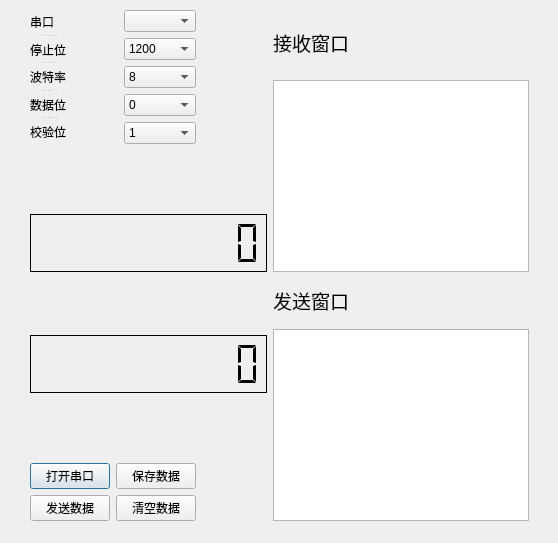
KongQingXin12/JCY, file portdialog.ui: the form before one commit.
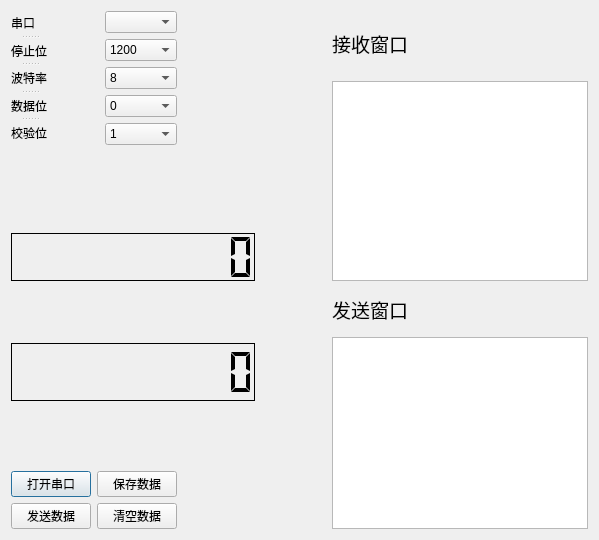
The form after the commit.

```diff
--- a/portdialog.ui
+++ b/portdialog.ui
@@ -6,8 +6,8 @@
    <rect>
     <x>0</x>
     <y>0</y>
-    <width>558</width>
-    <height>543</height>
+    <width>599</width>
+    <height>540</height>
    </rect>
   </property>
   <property name="focusPolicy">
@@ -19,16 +19,445 @@
   <property name="windowTitle">
    <string>串口调试</string>
   </property>
-  <widget class="QWidget" name="layoutWidget">
-   <property name="geometry">
-    <rect>
-     <x>30</x>
-     <y>10</y>
-     <width>499</width>
-     <height>511</height>
-    </rect>
-   </property>
+  <layout class="QGridLayout" name="gridLayout_2">
+   <item row="0" column="0">
    <layout class="QGridLayout" name="gridLayout">
+     <item row="0" column="4">
+      <widget class="QLabel" name="label_5">
+       <property name="font">
+        <font>
+         <family>Arial</family>
+         <pointsize>14</pointsize>
+        </font>
+       </property>
+       <property name="text">
+        <string>接收窗口</string>
+       </property>
+      </widget>
+     </item>
+     <item row="0" column="2" rowspan="2">
+      <spacer name="horizontalSpacer">
+       <property name="orientation">
+        <enum>Qt::Horizontal</enum>
+       </property>
+       <property name="sizeHint" stdset="0">
+        <size>
+         <width>40</width>
+         <height>20</height>
+        </size>
+       </property>
+      </spacer>
+     </item>
+     <item row="1" column="4" rowspan="4">
+      <widget class="QTextEdit" name="Receive_Window">
+       <property name="font">
+        <font>
+         <family>Arial</family>
+         <pointsize>14</pointsize>
+        </font>
+       </property>
+      </widget>
+     </item>
+     <item row="4" column="0" colspan="3">
+      <widget class="QLCDNumber" name="dis_ang_sdj">
+       <property name="sizePolicy">
+        <sizepolicy hsizetype="Minimum" vsizetype="MinimumExpanding">
+         <horstretch>0</horstretch>
+         <verstretch>1</verstretch>
+        </sizepolicy>
+       </property>
+       <property name="palette">
+        <palette>
+         <active>
+          <colorrole role="WindowText">
+           <brush brushstyle="SolidPattern">
+            <color alpha="255">
+             <red>0</red>
+             <green>0</green>
+             <blue>0</blue>
+            </color>
+           </brush>
+          </colorrole>
+          <colorrole role="Dark">
+           <brush brushstyle="SolidPattern">
+            <color alpha="255">
+             <red>255</red>
+             <green>255</green>
+             <blue>255</blue>
+            </color>
+           </brush>
+          </colorrole>
+          <colorrole role="Text">
+           <brush brushstyle="SolidPattern">
+            <color alpha="255">
+             <red>0</red>
+             <green>0</green>
+             <blue>0</blue>
+            </color>
+           </brush>
+          </colorrole>
+          <colorrole role="ButtonText">
+           <brush brushstyle="SolidPattern">
+            <color alpha="255">
+             <red>0</red>
+             <green>0</green>
+             <blue>0</blue>
+            </color>
+           </brush>
+          </colorrole>
+         </active>
+         <inactive>
+          <colorrole role="WindowText">
+           <brush brushstyle="SolidPattern">
+            <color alpha="255">
+             <red>0</red>
+             <green>0</green>
+             <blue>0</blue>
+            </color>
+           </brush>
+          </colorrole>
+          <colorrole role="Dark">
+           <brush brushstyle="SolidPattern">
+            <color alpha="255">
+             <red>255</red>
+             <green>255</green>
+             <blue>255</blue>
+            </color>
+           </brush>
+          </colorrole>
+          <colorrole role="Text">
+           <brush brushstyle="SolidPattern">
+            <color alpha="255">
+             <red>0</red>
+             <green>0</green>
+             <blue>0</blue>
+            </color>
+           </brush>
+          </colorrole>
+          <colorrole role="ButtonText">
+           <brush brushstyle="SolidPattern">
+            <color alpha="255">
+             <red>0</red>
+             <green>0</green>
+             <blue>0</blue>
+            </color>
+           </brush>
+          </colorrole>
+         </inactive>
+         <disabled>
+          <colorrole role="WindowText">
+           <brush brushstyle="SolidPattern">
+            <color alpha="255">
+             <red>255</red>
+             <green>255</green>
+             <blue>255</blue>
+            </color>
+           </brush>
+          </colorrole>
+          <colorrole role="Dark">
+           <brush brushstyle="SolidPattern">
+            <color alpha="255">
+             <red>255</red>
+             <green>255</green>
+             <blue>255</blue>
+            </color>
+           </brush>
+          </colorrole>
+          <colorrole role="Text">
+           <brush brushstyle="SolidPattern">
+            <color alpha="255">
+             <red>255</red>
+             <green>255</green>
+             <blue>255</blue>
+            </color>
+           </brush>
+          </colorrole>
+          <colorrole role="ButtonText">
+           <brush brushstyle="SolidPattern">
+            <color alpha="255">
+             <red>255</red>
+             <green>255</green>
+             <blue>255</blue>
+            </color>
+           </brush>
+          </colorrole>
+         </disabled>
+        </palette>
+       </property>
+       <property name="font">
+        <font>
+         <family>Arial</family>
+         <pointsize>14</pointsize>
+        </font>
+       </property>
+       <property name="frameShadow">
+        <enum>QFrame::Plain</enum>
+       </property>
+       <property name="digitCount">
+        <number>10</number>
+       </property>
+       <property name="segmentStyle">
+        <enum>QLCDNumber::Flat</enum>
+       </property>
+      </widget>
+     </item>
+     <item row="5" column="1" rowspan="2">
+      <spacer name="verticalSpacer_3">
+       <property name="orientation">
+        <enum>Qt::Vertical</enum>
+       </property>
+       <property name="sizeType">
+        <enum>QSizePolicy::MinimumExpanding</enum>
+       </property>
+       <property name="sizeHint" stdset="0">
+        <size>
+         <width>20</width>
+         <height>50</height>
+        </size>
+       </property>
+      </spacer>
+     </item>
+     <item row="5" column="4">
+      <widget class="QLabel" name="label_6">
+       <property name="sizePolicy">
+        <sizepolicy hsizetype="Preferred" vsizetype="Expanding">
+         <horstretch>0</horstretch>
+         <verstretch>0</verstretch>
+        </sizepolicy>
+       </property>
+       <property name="font">
+        <font>
+         <family>Arial</family>
+         <pointsize>14</pointsize>
+        </font>
+       </property>
+       <property name="text">
+        <string>发送窗口</string>
+       </property>
+      </widget>
+     </item>
+     <item row="6" column="4" rowspan="5">
+      <widget class="QTextEdit" name="Send_Window">
+       <property name="font">
+        <font>
+         <family>Arial</family>
+         <pointsize>14</pointsize>
+        </font>
+       </property>
+      </widget>
+     </item>
+     <item row="8" column="0">
+      <spacer name="verticalSpacer_2">
+       <property name="orientation">
+        <enum>Qt::Vertical</enum>
+       </property>
+       <property name="sizeType">
+        <enum>QSizePolicy::MinimumExpanding</enum>
+       </property>
+       <property name="sizeHint" stdset="0">
+        <size>
+         <width>20</width>
+         <height>50</height>
+        </size>
+       </property>
+      </spacer>
+     </item>
+     <item row="8" column="2">
+      <spacer name="horizontalSpacer_2">
+       <property name="orientation">
+        <enum>Qt::Horizontal</enum>
+       </property>
+       <property name="sizeHint" stdset="0">
+        <size>
+         <width>40</width>
+         <height>20</height>
+        </size>
+       </property>
+      </spacer>
+     </item>
+     <item row="9" column="0">
+      <widget class="QPushButton" name="open_serial">
+       <property name="text">
+        <string>打开串口</string>
+       </property>
+      </widget>
+     </item>
+     <item row="10" column="0">
+      <widget class="QPushButton" name="SendDataButton">
+       <property name="text">
+        <string>发送数据</string>
+       </property>
+      </widget>
+     </item>
+     <item row="9" column="1">
+      <widget class="QPushButton" name="save_receive_data">
+       <property name="text">
+        <string>保存数据</string>
+       </property>
+      </widget>
+     </item>
+     <item row="10" column="1">
+      <widget class="QPushButton" name="ClearDataButton">
+       <property name="text">
+        <string>清空数据</string>
+       </property>
+      </widget>
+     </item>
+     <item row="7" column="0" colspan="3">
+      <widget class="QLCDNumber" name="dis_num_sdj">
+       <property name="sizePolicy">
+        <sizepolicy hsizetype="Minimum" vsizetype="Expanding">
+         <horstretch>0</horstretch>
+         <verstretch>0</verstretch>
+        </sizepolicy>
+       </property>
+       <property name="palette">
+        <palette>
+         <active>
+          <colorrole role="WindowText">
+           <brush brushstyle="SolidPattern">
+            <color alpha="255">
+             <red>0</red>
+             <green>0</green>
+             <blue>0</blue>
+            </color>
+           </brush>
+          </colorrole>
+          <colorrole role="Dark">
+           <brush brushstyle="SolidPattern">
+            <color alpha="255">
+             <red>255</red>
+             <green>255</green>
+             <blue>255</blue>
+            </color>
+           </brush>
+          </colorrole>
+          <colorrole role="Text">
+           <brush brushstyle="SolidPattern">
+            <color alpha="255">
+             <red>0</red>
+             <green>0</green>
+             <blue>0</blue>
+            </color>
+           </brush>
+          </colorrole>
+          <colorrole role="ButtonText">
+           <brush brushstyle="SolidPattern">
+            <color alpha="255">
+             <red>0</red>
+             <green>0</green>
+             <blue>0</blue>
+            </color>
+           </brush>
+          </colorrole>
+         </active>
+         <inactive>
+          <colorrole role="WindowText">
+           <brush brushstyle="SolidPattern">
+            <color alpha="255">
+             <red>0</red>
+             <green>0</green>
+             <blue>0</blue>
+            </color>
+           </brush>
+          </colorrole>
+          <colorrole role="Dark">
+           <brush brushstyle="SolidPattern">
+            <color alpha="255">
+             <red>255</red>
+             <green>255</green>
+             <blue>255</blue>
+            </color>
+           </brush>
+          </colorrole>
+          <colorrole role="Text">
+           <brush brushstyle="SolidPattern">
+            <color alpha="255">
+             <red>0</red>
+             <green>0</green>
+             <blue>0</blue>
+            </color>
+           </brush>
+          </colorrole>
+          <colorrole role="ButtonText">
+           <brush brushstyle="SolidPattern">
+            <color alpha="255">
+             <red>0</red>
+             <green>0</green>
+             <blue>0</blue>
+            </color>
+           </brush>
+          </colorrole>
+         </inactive>
+         <disabled>
+          <colorrole role="WindowText">
+           <brush brushstyle="SolidPattern">
+            <color alpha="255">
+             <red>255</red>
+             <green>255</green>
+             <blue>255</blue>
+            </color>
+           </brush>
+          </colorrole>
+          <colorrole role="Dark">
+           <brush brushstyle="SolidPattern">
+            <color alpha="255">
+             <red>255</red>
+             <green>255</green>
+             <blue>255</blue>
+            </color>
+           </brush>
+          </colorrole>
+          <colorrole role="Text">
+           <brush brushstyle="SolidPattern">
+            <color alpha="255">
+             <red>255</red>
+             <green>255</green>
+             <blue>255</blue>
+            </color>
+           </brush>
+          </colorrole>
+          <colorrole role="ButtonText">
+           <brush brushstyle="SolidPattern">
+            <color alpha="255">
+             <red>255</red>
+             <green>255</green>
+             <blue>255</blue>
+            </color>
+           </brush>
+          </colorrole>
+         </disabled>
+        </palette>
+       </property>
+       <property name="font">
+        <font>
+         <family>Arial</family>
+         <pointsize>14</pointsize>
+        </font>
+       </property>
+       <property name="focusPolicy">
+        <enum>Qt::NoFocus</enum>
+       </property>
+       <property name="autoFillBackground">
+        <bool>true</bool>
+       </property>
+       <property name="frameShadow">
+        <enum>QFrame::Plain</enum>
+       </property>
+       <property name="smallDecimalPoint">
+        <bool>false</bool>
+       </property>
+       <property name="digitCount">
+        <number>10</number>
+       </property>
+       <property name="segmentStyle">
+        <enum>QLCDNumber::Flat</enum>
+       </property>
+       <property name="value" stdset="0">
+        <double>0.000000000000000</double>
+       </property>
+      </widget>
+     </item>
     <item row="0" column="0" rowspan="2" colspan="2">
      <layout class="QHBoxLayout" name="horizontalLayout">
       <item>
@@ -158,451 +587,41 @@
       </item>
      </layout>
     </item>
-    <item row="0" column="2" rowspan="2">
-     <spacer name="horizontalSpacer">
-      <property name="orientation">
-       <enum>Qt::Horizontal</enum>
-      </property>
-      <property name="sizeHint" stdset="0">
-       <size>
-        <width>40</width>
-        <height>20</height>
-       </size>
-      </property>
-     </spacer>
-    </item>
-    <item row="0" column="3">
-     <widget class="QLabel" name="label_5">
-      <property name="font">
-       <font>
-        <family>Arial</family>
-        <pointsize>14</pointsize>
-       </font>
-      </property>
-      <property name="text">
-       <string>接收窗口</string>
-      </property>
-     </widget>
-    </item>
-    <item row="1" column="3" rowspan="3">
-     <widget class="QTextEdit" name="Receive_Window">
-      <property name="font">
-       <font>
-        <family>Arial</family>
-        <pointsize>14</pointsize>
-       </font>
-      </property>
-     </widget>
-    </item>
-    <item row="2" column="0">
-     <spacer name="verticalSpacer">
-      <property name="orientation">
-       <enum>Qt::Vertical</enum>
-      </property>
-      <property name="sizeHint" stdset="0">
-       <size>
-        <width>20</width>
-        <height>30</height>
-       </size>
-      </property>
-     </spacer>
-    </item>
-    <item row="3" column="0" colspan="3">
-     <widget class="QLCDNumber" name="dis_ang_sdj">
-      <property name="sizePolicy">
-       <sizepolicy hsizetype="Minimum" vsizetype="Expanding">
-        <horstretch>0</horstretch>
-        <verstretch>0</verstretch>
-       </sizepolicy>
-      </property>
-      <property name="palette">
-       <palette>
-        <active>
-         <colorrole role="WindowText">
-          <brush brushstyle="SolidPattern">
-           <color alpha="255">
-            <red>0</red>
-            <green>0</green>
-            <blue>0</blue>
-           </color>
-          </brush>
-         </colorrole>
-         <colorrole role="Dark">
-          <brush brushstyle="SolidPattern">
-           <color alpha="255">
-            <red>255</red>
-            <green>255</green>
-            <blue>255</blue>
-           </color>
-          </brush>
-         </colorrole>
-         <colorrole role="Text">
-          <brush brushstyle="SolidPattern">
-           <color alpha="255">
-            <red>0</red>
-            <green>0</green>
-            <blue>0</blue>
-           </color>
-          </brush>
-         </colorrole>
-         <colorrole role="ButtonText">
-          <brush brushstyle="SolidPattern">
-           <color alpha="255">
-            <red>0</red>
-            <green>0</green>
-            <blue>0</blue>
-           </color>
-          </brush>
-         </colorrole>
-        </active>
-        <inactive>
-         <colorrole role="WindowText">
-          <brush brushstyle="SolidPattern">
-           <color alpha="255">
-            <red>0</red>
-            <green>0</green>
-            <blue>0</blue>
-           </color>
-          </brush>
-         </colorrole>
-         <colorrole role="Dark">
-          <brush brushstyle="SolidPattern">
-           <color alpha="255">
-            <red>255</red>
-            <green>255</green>
-            <blue>255</blue>
-           </color>
-          </brush>
-         </colorrole>
-         <colorrole role="Text">
-          <brush brushstyle="SolidPattern">
-           <color alpha="255">
-            <red>0</red>
-            <green>0</green>
-            <blue>0</blue>
-           </color>
-          </brush>
-         </colorrole>
-         <colorrole role="ButtonText">
-          <brush brushstyle="SolidPattern">
-           <color alpha="255">
-            <red>0</red>
-            <green>0</green>
-            <blue>0</blue>
-           </color>
-          </brush>
-         </colorrole>
-        </inactive>
-        <disabled>
-         <colorrole role="WindowText">
-          <brush brushstyle="SolidPattern">
-           <color alpha="255">
-            <red>255</red>
-            <green>255</green>
-            <blue>255</blue>
-           </color>
-          </brush>
-         </colorrole>
-         <colorrole role="Dark">
-          <brush brushstyle="SolidPattern">
-           <color alpha="255">
-            <red>255</red>
-            <green>255</green>
-            <blue>255</blue>
-           </color>
-          </brush>
-         </colorrole>
-         <colorrole role="Text">
-          <brush brushstyle="SolidPattern">
-           <color alpha="255">
-            <red>255</red>
-            <green>255</green>
-            <blue>255</blue>
-           </color>
-          </brush>
-         </colorrole>
-         <colorrole role="ButtonText">
-          <brush brushstyle="SolidPattern">
-           <color alpha="255">
-            <red>255</red>
-            <green>255</green>
-            <blue>255</blue>
-           </color>
-          </brush>
-         </colorrole>
-        </disabled>
-       </palette>
-      </property>
-      <property name="font">
-       <font>
-        <family>Arial</family>
-        <pointsize>14</pointsize>
-       </font>
-      </property>
-      <property name="frameShadow">
-       <enum>QFrame::Plain</enum>
-      </property>
-      <property name="digitCount">
-       <number>10</number>
-      </property>
-      <property name="segmentStyle">
-       <enum>QLCDNumber::Flat</enum>
-      </property>
-     </widget>
-    </item>
-    <item row="4" column="1" rowspan="2">
-     <spacer name="verticalSpacer_3">
-      <property name="orientation">
-       <enum>Qt::Vertical</enum>
-      </property>
-      <property name="sizeHint" stdset="0">
-       <size>
-        <width>20</width>
-        <height>28</height>
-       </size>
-      </property>
-     </spacer>
-    </item>
     <item row="4" column="3">
-     <widget class="QLabel" name="label_6">
-      <property name="sizePolicy">
-       <sizepolicy hsizetype="Preferred" vsizetype="Expanding">
-        <horstretch>0</horstretch>
-        <verstretch>0</verstretch>
-       </sizepolicy>
-      </property>
-      <property name="font">
-       <font>
-        <family>Arial</family>
-        <pointsize>14</pointsize>
-       </font>
-      </property>
-      <property name="text">
-       <string>发送窗口</string>
-      </property>
-     </widget>
-    </item>
-    <item row="5" column="3" rowspan="5">
-     <widget class="QTextEdit" name="Send_Window">
-      <property name="font">
-       <font>
-        <family>Arial</family>
-        <pointsize>14</pointsize>
-       </font>
-      </property>
-     </widget>
-    </item>
-    <item row="7" column="0">
-     <spacer name="verticalSpacer_2">
-      <property name="orientation">
-       <enum>Qt::Vertical</enum>
-      </property>
-      <property name="sizeHint" stdset="0">
-       <size>
-        <width>20</width>
-        <height>38</height>
-       </size>
-      </property>
-     </spacer>
-    </item>
-    <item row="7" column="2">
-     <spacer name="horizontalSpacer_2">
+      <spacer name="horizontalSpacer_4">
       <property name="orientation">
        <enum>Qt::Horizontal</enum>
       </property>
+       <property name="sizeType">
+        <enum>QSizePolicy::MinimumExpanding</enum>
+       </property>
       <property name="sizeHint" stdset="0">
        <size>
-        <width>40</width>
+         <width>70</width>
         <height>20</height>
        </size>
       </property>
      </spacer>
     </item>
-    <item row="8" column="0">
-     <widget class="QPushButton" name="open_serial">
-      <property name="text">
-       <string>打开串口</string>
-      </property>
-     </widget>
-    </item>
-    <item row="8" column="1">
-     <widget class="QPushButton" name="save_receive_data">
-      <property name="text">
-       <string>保存数据</string>
-      </property>
-     </widget>
-    </item>
-    <item row="9" column="0">
-     <widget class="QPushButton" name="SendDataButton">
-      <property name="text">
-       <string>发送数据</string>
-      </property>
-     </widget>
-    </item>
-    <item row="9" column="1">
-     <widget class="QPushButton" name="ClearDataButton">
-      <property name="text">
-       <string>清空数据</string>
-      </property>
-     </widget>
-    </item>
-    <item row="6" column="0" colspan="3">
-     <widget class="QLCDNumber" name="dis_num_sdj">
-      <property name="sizePolicy">
-       <sizepolicy hsizetype="Minimum" vsizetype="Expanding">
-        <horstretch>0</horstretch>
-        <verstretch>0</verstretch>
-       </sizepolicy>
-      </property>
-      <property name="palette">
-       <palette>
-        <active>
-         <colorrole role="WindowText">
-          <brush brushstyle="SolidPattern">
-           <color alpha="255">
-            <red>0</red>
-            <green>0</green>
-            <blue>0</blue>
-           </color>
-          </brush>
-         </colorrole>
-         <colorrole role="Dark">
-          <brush brushstyle="SolidPattern">
-           <color alpha="255">
-            <red>255</red>
-            <green>255</green>
-            <blue>255</blue>
-           </color>
-          </brush>
-         </colorrole>
-         <colorrole role="Text">
-          <brush brushstyle="SolidPattern">
-           <color alpha="255">
-            <red>0</red>
-            <green>0</green>
-            <blue>0</blue>
-           </color>
-          </brush>
-         </colorrole>
-         <colorrole role="ButtonText">
-          <brush brushstyle="SolidPattern">
-           <color alpha="255">
-            <red>0</red>
-            <green>0</green>
-            <blue>0</blue>
-           </color>
-          </brush>
-         </colorrole>
-        </active>
-        <inactive>
-         <colorrole role="WindowText">
-          <brush brushstyle="SolidPattern">
-           <color alpha="255">
-            <red>0</red>
-            <green>0</green>
-            <blue>0</blue>
-           </color>
-          </brush>
-         </colorrole>
-         <colorrole role="Dark">
-          <brush brushstyle="SolidPattern">
-           <color alpha="255">
-            <red>255</red>
-            <green>255</green>
-            <blue>255</blue>
-           </color>
-          </brush>
-         </colorrole>
-         <colorrole role="Text">
-          <brush brushstyle="SolidPattern">
-           <color alpha="255">
-            <red>0</red>
-            <green>0</green>
-            <blue>0</blue>
-           </color>
-          </brush>
-         </colorrole>
-         <colorrole role="ButtonText">
-          <brush brushstyle="SolidPattern">
-           <color alpha="255">
-            <red>0</red>
-            <green>0</green>
-            <blue>0</blue>
-           </color>
-          </brush>
-         </colorrole>
-        </inactive>
-        <disabled>
-         <colorrole role="WindowText">
-          <brush brushstyle="SolidPattern">
-           <color alpha="255">
-            <red>255</red>
-            <green>255</green>
-            <blue>255</blue>
-           </color>
-          </brush>
-         </colorrole>
-         <colorrole role="Dark">
-          <brush brushstyle="SolidPattern">
-           <color alpha="255">
-            <red>255</red>
-            <green>255</green>
-            <blue>255</blue>
-           </color>
-          </brush>
-         </colorrole>
-         <colorrole role="Text">
-          <brush brushstyle="SolidPattern">
-           <color alpha="255">
-            <red>255</red>
-            <green>255</green>
-            <blue>255</blue>
-           </color>
-          </brush>
-         </colorrole>
-         <colorrole role="ButtonText">
-          <brush brushstyle="SolidPattern">
-           <color alpha="255">
-            <red>255</red>
-            <green>255</green>
-            <blue>255</blue>
-           </color>
-          </brush>
-         </colorrole>
-        </disabled>
-       </palette>
-      </property>
-      <property name="font">
-       <font>
-        <family>Arial</family>
-        <pointsize>14</pointsize>
-       </font>
-      </property>
-      <property name="focusPolicy">
-       <enum>Qt::NoFocus</enum>
-      </property>
-      <property name="autoFillBackground">
-       <bool>true</bool>
-      </property>
-      <property name="frameShadow">
-       <enum>QFrame::Plain</enum>
-      </property>
-      <property name="smallDecimalPoint">
-       <bool>false</bool>
-      </property>
-      <property name="digitCount">
-       <number>10</number>
-      </property>
-      <property name="segmentStyle">
-       <enum>QLCDNumber::Flat</enum>
-      </property>
-      <property name="value" stdset="0">
-       <double>0.000000000000000</double>
-      </property>
-     </widget>
-    </item>
-   </layout>
-  </widget>
+     <item row="3" column="0">
+      <spacer name="verticalSpacer">
+       <property name="orientation">
+        <enum>Qt::Vertical</enum>
+       </property>
+       <property name="sizeType">
+        <enum>QSizePolicy::MinimumExpanding</enum>
+       </property>
+       <property name="sizeHint" stdset="0">
+        <size>
+         <width>20</width>
+         <height>70</height>
+        </size>
+       </property>
+      </spacer>
+     </item>
+    </layout>
+   </item>
+  </layout>
  </widget>
  <resources/>
  <connections/>
```
Lines whose indentation alone changed are shown as unchanged.
